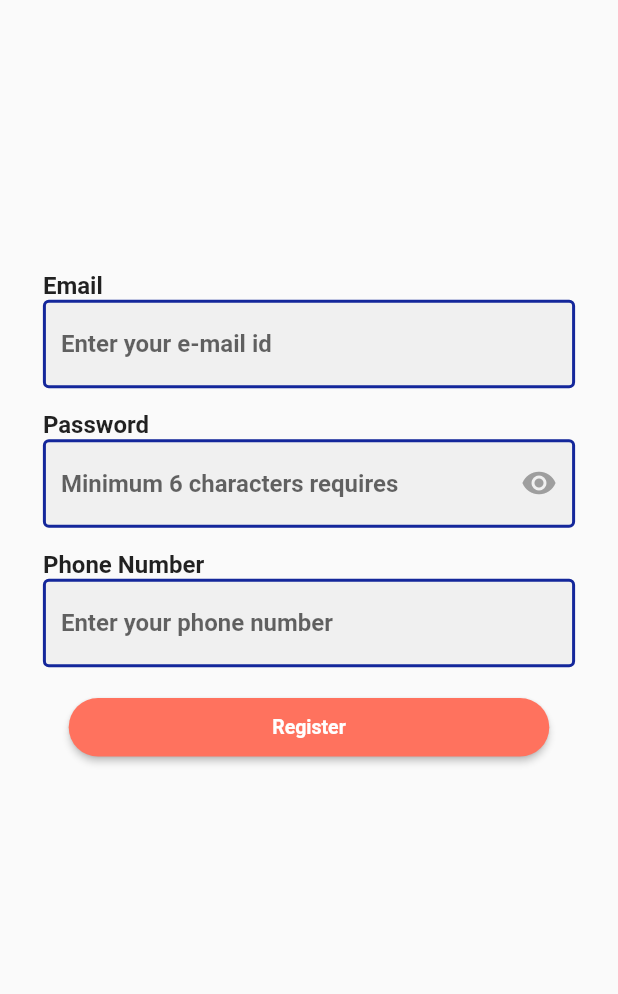
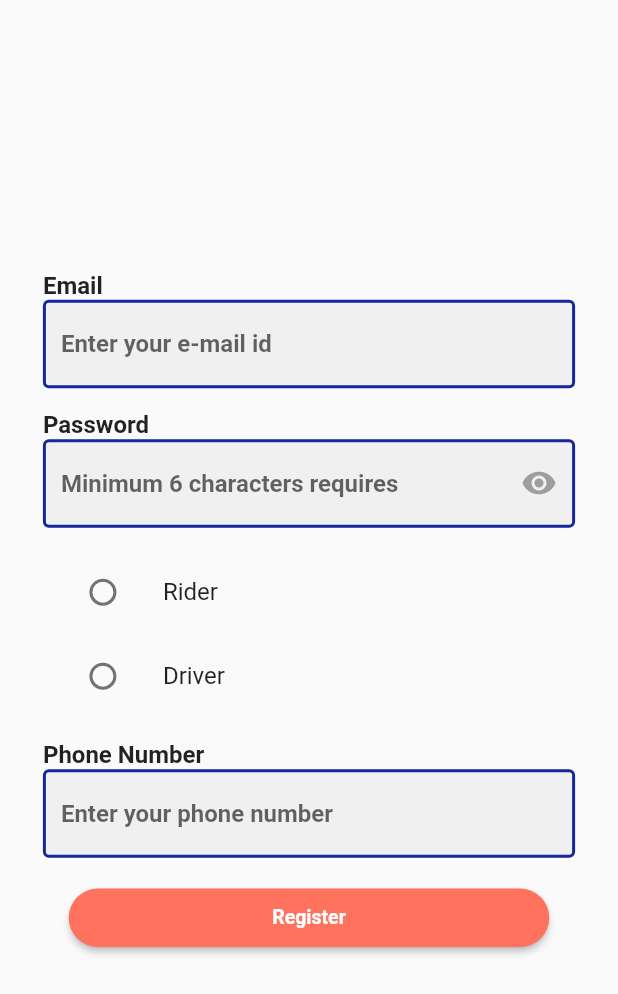
Before and after one commit to pratiksha-dse/D-Ola, a Flutter app: the RegistrationPage screen opened by its route, on a phone screen of 412 x 824 dp. Shown: the top 994 px of the screen. Run offline on Flutter 3.47's test engine with Material 2 defaults, Android fonts, the light colour scheme and no system bars; drawn by our look-alikes of modal_progress_hud_nsn; our stand-ins replace firebase_auth, flutter_custom_clippers; accounts and stored records are empty.

Commit message:
conflict resolved

```diff
--- a/lib/registrationPage.dart
+++ b/lib/registrationPage.dart
@@ -23,7 +23,10 @@
 
 class _RegistrationPageState extends State<RegistrationPage> {
   void validateForm() {
-    if (username.length != 0 && password.length > 5) {
+    if (username.length != 0 &&
+        password.length > 5 &&
+        phone.length != 10 &&
+        (role == 'Rider' || (role == 'Driver' && public_key_driver != ''))) {
       formCompleted = true;
     } else {
       formCompleted = false;
@@ -107,6 +110,71 @@
                                   hintText: 'Minimum 6 characters requires'),
                             ),
                             SizedBox(height: 15.0),
+                            Column(
+                              // mainAxisAlignment: MainAxisAlignment.spaceEvenly,
+                              children: <Widget>[
+                                ListTile(
+                                  title: const Text('Rider'),
+                                  leading: Radio(
+                                    value: "Rider",
+                                    groupValue: "Role",
+                                    onChanged: (value) {
+                                      setState(() {
+                                        role = value!;
+                                        show = false;
+                                      });
+                                    },
+                                  ),
+                                ),
+                                ListTile(
+                                  title: const Text('Driver'),
+                                  leading: Radio(
+                                    value: "Driver",
+                                    groupValue: "Role",
+                                    onChanged: (value) {
+                                      setState(() {
+                                        role = value!;
+                                        show = true;
+                                      });
+                                    },
+                                  ),
+                                ),
+                              ],
+                            ),
+                            SizedBox(height: 15.0),
+                            if (show)
+                              Text('Public Key of Driver',
+                                  style: TextStyle(
+                                      fontWeight: FontWeight.bold,
+                                      fontSize: 16.0)),
+                            if (show)
+                              TextField(
+                                onChanged: (val) {
+                                  password = val;
+                                  setState(() {
+                                    validateForm();
+                                  });
+                                },
+                                cursorColor: Colors.black,
+                                style: TextStyle(
+                                    color: Colors.black,
+                                    fontWeight: FontWeight.bold),
+                                obscureText: signupObscure,
+                                decoration: customBoxStyle.copyWith(
+                                    suffixIcon: IconButton(
+                                      icon: Icon(Icons.remove_red_eye,
+                                          color: Colors.grey),
+                                      onPressed: () {
+                                        setState(() {
+                                          signupObscure = signupObscure == true
+                                              ? false
+                                              : true;
+                                        });
+                                      },
+                                    ),
+                                    hintText: 'Minimum 6 characters requires'),
+                              ),
+                            if (show) SizedBox(height: 15.0),
                             Text('Phone Number',
                                 style: TextStyle(
                                     fontWeight: FontWeight.bold,
@@ -155,7 +223,8 @@
                                 style: ButtonStyle(
                                     backgroundColor:
                                         const MaterialStatePropertyAll<Color>(
-                                            Color.fromRGBO(255, 114, 94, 1),),
+                                      Color.fromRGBO(255, 114, 94, 1),
+                                    ),
                                     shape: MaterialStateProperty.all<
                                             RoundedRectangleBorder>(
                                         RoundedRectangleBorder(
```
